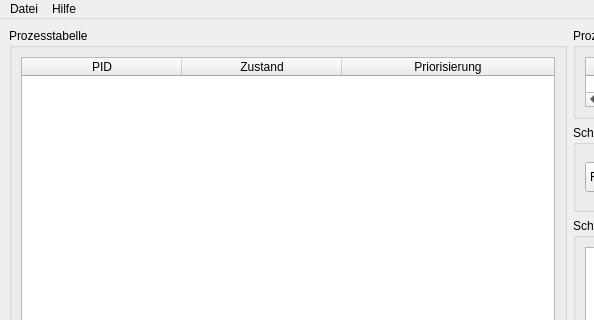
Baffmer/Betriebssysteme_Scheduler, file Betriebssysteme_Scheduler/mainwindow.ui: the form before one commit; both pictures show x 0 to 594 and y 0 to 320 of the 1099 by 687 pixel window.
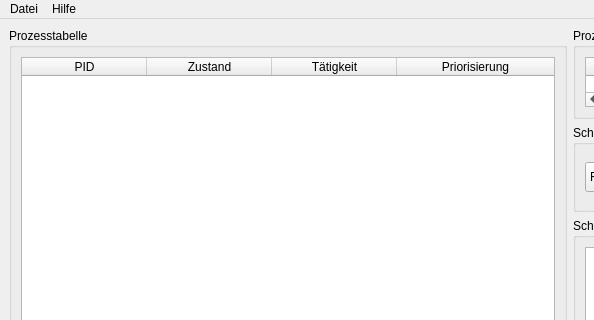
The form after the commit.

Patch:
```diff
--- a/Betriebssysteme_Scheduler/mainwindow.ui
+++ b/Betriebssysteme_Scheduler/mainwindow.ui
@@ -55,7 +55,7 @@
             <number>0</number>
            </property>
            <property name="columnCount">
-            <number>3</number>
+            <number>4</number>
            </property>
            <attribute name="horizontalHeaderVisible">
             <bool>true</bool>
@@ -67,7 +67,7 @@
             <number>35</number>
            </attribute>
            <attribute name="horizontalHeaderDefaultSectionSize">
-            <number>160</number>
+            <number>125</number>
            </attribute>
            <attribute name="horizontalHeaderHighlightSections">
             <bool>false</bool>
@@ -91,6 +91,11 @@
              <string>Zustand</string>
             </property>
            </column>
+           <column>
+            <property name="text">
+             <string>Tätigkeit</string>
+            </property>
+           </column>
            <column>
             <property name="text">
              <string>Priorisierung</string>
```
